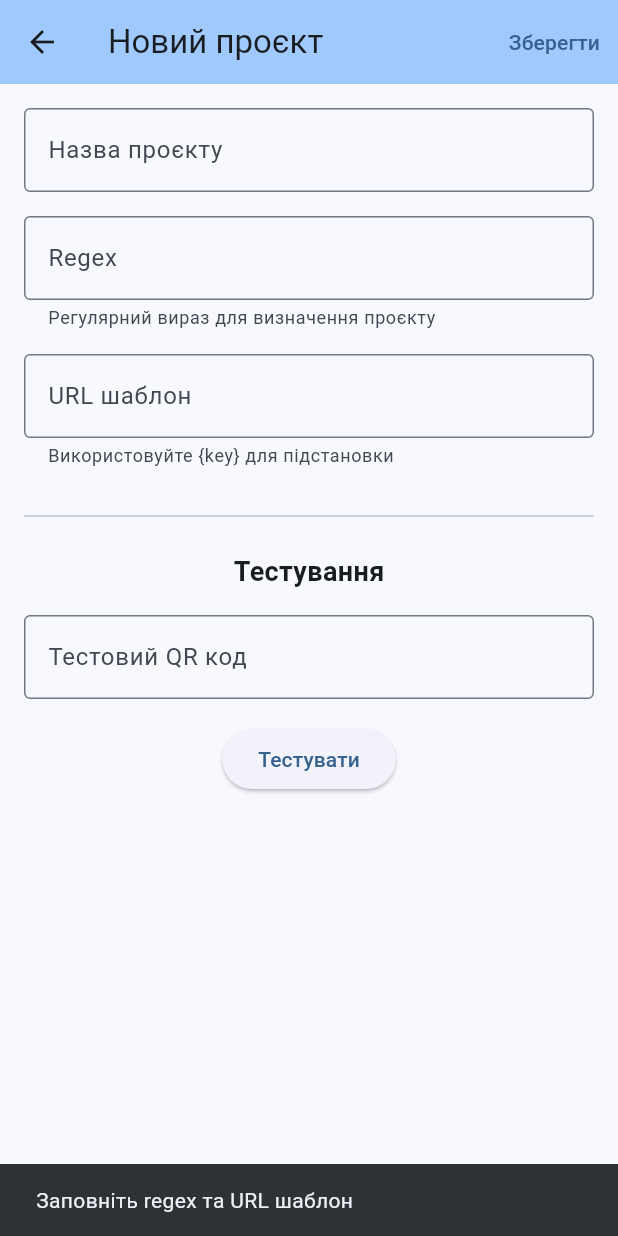
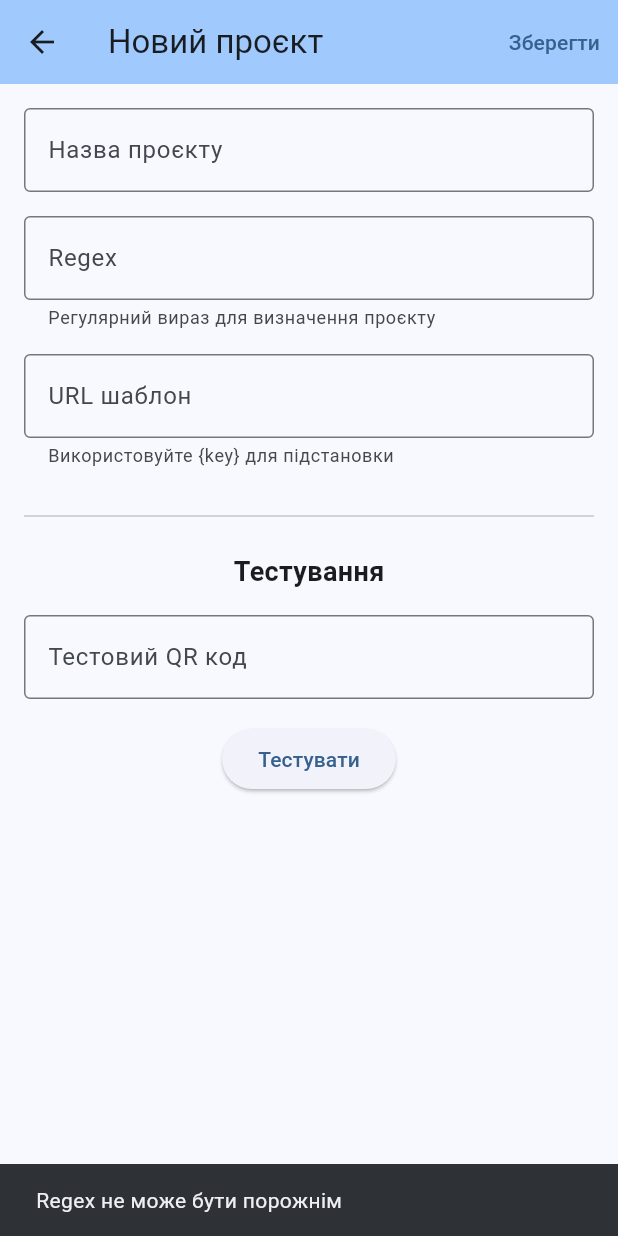
Before and after one commit to dmsolop/qr_redirector, a Flutter app: the ProjectEditScreen screen opened directly with empty values, after a tap on "Тестувати", on a phone screen of 412 x 824 dp. Run offline on Flutter 3.47's test engine with Material 3 defaults, Android fonts, the phone set to English and light mode, and no system bars; our stand-ins replace local_auth, shared_preferences; accounts and stored records are empty.

Commit message:
Add validation and error handling improvements
- Add custom error classes for typed error handling
- Add regex and URL template validation in URLService
- Improve error handling in StorageService with proper error types
- Enhance DeepLinkService error handling
- Update ProjectEditScreen to use validation before saving
- Add user-friendly error messages in UI
- Remove print statements for production code

```diff
--- /dev/null
+++ b/lib/core/errors.dart
@@ -0,0 +1,35 @@
+/// Базовий клас для всіх помилок в додатку
+abstract class AppError {
+  final String message;
+  final String? details;
+
+  const AppError(this.message, [this.details]);
+
+  @override
+  String toString() => 'AppError: $message${details != null ? ' ($details)' : ''}';
+}
+
+/// Помилка валідації даних
+class ValidationError extends AppError {
+  const ValidationError(String message, [String? details]) : super(message, details);
+}
+
+/// Помилка зберігання даних
+class StorageError extends AppError {
+  const StorageError(String message, [String? details]) : super(message, details);
+}
+
+/// Помилка обробки URL
+class UrlError extends AppError {
+  const UrlError(String message, [String? details]) : super(message, details);
+}
+
+/// Помилка аутентифікації
+class AuthError extends AppError {
+  const AuthError(String message, [String? details]) : super(message, details);
+}
+
+/// Помилка обробки deep links
+class DeepLinkError extends AppError {
+  const DeepLinkError(String message, [String? details]) : super(message, details);
+}
--- a/lib/screens/project_edit_screen.dart
+++ b/lib/screens/project_edit_screen.dart
@@ -1,6 +1,7 @@
 import 'package:flutter/material.dart';
 import '../models/project.dart';
 import '../services/url_service.dart';
+import '../core/errors.dart';
 
 class ProjectEditScreen extends StatefulWidget {
   final Project project;
@@ -39,19 +40,24 @@ class _ProjectEditScreenState extends State<ProjectEditScreen> {
   }
 
   Future<void> _testProject() async {
-    if (_regexController.text.isEmpty || _urlController.text.isEmpty) {
-      ScaffoldMessenger.of(context).showSnackBar(
-        const SnackBar(content: Text('Заповніть regex та URL шаблон')),
-      );
-      return;
-    }
-
     setState(() {
       _isTesting = true;
       _testResult = null;
     });
 
     try {
+      // Валідуємо regex
+      final regexError = URLService.validateRegex(_regexController.text);
+      if (regexError != null) {
+        throw regexError;
+      }
+
+      // Валідуємо URL шаблон
+      final urlError = URLService.validateUrlTemplate(_urlController.text);
+      if (urlError != null) {
+        throw urlError;
+      }
+
       final testProject = Project(
         id: widget.project.id,
         name: _nameController.text,
@@ -75,8 +81,16 @@ class _ProjectEditScreenState extends State<ProjectEditScreen> {
       setState(() {
         _isTesting = false;
       });
+
+      String errorMessage = 'Помилка тестування';
+      if (e is ValidationError) {
+        errorMessage = e.message;
+      } else {
+        errorMessage = 'Помилка тестування: $e';
+      }
+
       ScaffoldMessenger.of(context).showSnackBar(
-        SnackBar(content: Text('Помилка тестування: $e')),
+        SnackBar(content: Text(errorMessage)),
       );
     }
   }
@@ -89,16 +103,20 @@ class _ProjectEditScreenState extends State<ProjectEditScreen> {
       return;
     }
 
-    if (_regexController.text.isEmpty) {
+    // Валідуємо regex
+    final regexError = URLService.validateRegex(_regexController.text);
+    if (regexError != null) {
       ScaffoldMessenger.of(context).showSnackBar(
-        const SnackBar(content: Text('Введіть regex')),
+        SnackBar(content: Text(regexError.message)),
       );
       return;
     }
 
-    if (_urlController.text.isEmpty) {
+    // Валідуємо URL шаблон
+    final urlError = URLService.validateUrlTemplate(_urlController.text);
+    if (urlError != null) {
       ScaffoldMessenger.of(context).showSnackBar(
-        const SnackBar(content: Text('Введіть URL шаблон')),
+        SnackBar(content: Text(urlError.message)),
       );
       return;
     }
--- a/lib/services/deep_link_service.dart
+++ b/lib/services/deep_link_service.dart
@@ -2,6 +2,7 @@ import 'dart:async';
 import 'package:flutter/services.dart';
 import 'url_service.dart';
 import 'storage_service.dart';
+import '../core/errors.dart';
 
 class DeepLinkService {
   static const MethodChannel _channel = MethodChannel('qr_redirector/deep_link');
@@ -15,7 +16,7 @@ class DeepLinkService {
         await _handleDeepLink(initialLink);
       }
     } catch (e) {
-      // Помилка отримання початкового deep link
+      throw DeepLinkError('Не вдалося ініціалізувати deep link сервіс', e.toString());
     }
 
     // Для спрощення не реалізуємо stream - тільки початковий link
@@ -30,10 +31,18 @@ class DeepLinkService {
       final String? finalUrl = await URLService.processQRCode(link, projects);
 
       if (finalUrl != null) {
-        await URLService.openUrl(finalUrl);
+        final success = await URLService.openUrl(finalUrl);
+        if (!success) {
+          throw DeepLinkError('Не вдалося відкрити URL: $finalUrl');
+        }
+      } else {
+        throw DeepLinkError('Не знайдено відповідний проєкт для QR коду: $link');
       }
     } catch (e) {
-      // Помилка обробки deep link
+      if (e is AppError) {
+        rethrow;
+      }
+      throw DeepLinkError('Помилка обробки deep link: $link', e.toString());
     }
   }
 
--- a/lib/services/storage_service.dart
+++ b/lib/services/storage_service.dart
@@ -1,48 +1,86 @@
 import 'dart:convert';
 import 'package:shared_preferences/shared_preferences.dart';
 import '../models/project.dart';
+import '../core/errors.dart';
 
 class StorageService {
   static const String _projectsKey = 'projects';
   static const String _nextIdKey = 'next_project_id';
 
   static Future<List<Project>> getProjects() async {
+    try {
       final prefs = await SharedPreferences.getInstance();
       final projectsJson = prefs.getStringList(_projectsKey) ?? [];
 
       return projectsJson
           .map((json) => Project.fromJson(jsonDecode(json)))
           .toList();
+    } catch (e) {
+      throw StorageError('Не вдалося завантажити проєкти', e.toString());
+    }
   }
 
   static Future<void> saveProjects(List<Project> projects) async {
+    try {
       final prefs = await SharedPreferences.getInstance();
       final projectsJson = projects
           .map((project) => jsonEncode(project.toJson()))
           .toList();
 
       await prefs.setStringList(_projectsKey, projectsJson);
+    } catch (e) {
+      throw StorageError('Не вдалося зберегти проєкти', e.toString());
+    }
   }
 
   static Future<void> addProject(Project project) async {
+    try {
       final projects = await getProjects();
       projects.add(project);
       await saveProjects(projects);
+    } catch (e) {
+      if (e is StorageError) {
+        rethrow;
+      }
+      throw StorageError('Не вдалося додати проєкт', e.toString());
+    }
   }
 
   static Future<void> updateProject(Project project) async {
+    try {
       final projects = await getProjects();
       final index = projects.indexWhere((p) => p.id == project.id);
       if (index != -1) {
         projects[index] = project;
         await saveProjects(projects);
+      } else {
+        throw StorageError('Проєкт з ID ${project.id} не знайдено');
+      }
+    } catch (e) {
+      if (e is StorageError) {
+        rethrow;
+      }
+      throw StorageError('Не вдалося оновити проєкт', e.toString());
     }
   }
 
   static Future<void> deleteProject(int projectId) async {
+    try {
       final projects = await getProjects();
+      final initialLength = projects.length;
       projects.removeWhere((p) => p.id == projectId);
+
+      if (projects.length == initialLength) {
+        throw StorageError('Проєкт з ID $projectId не знайдено');
+      }
+
       await saveProjects(projects);
+    } catch (e) {
+      if (e is StorageError) {
+        rethrow;
+      }
+      throw StorageError('Не вдалося видалити проєкт', e.toString());
+    }
   }
 
   static Future<int> getNextProjectId() async {
--- a/lib/services/url_service.dart
+++ b/lib/services/url_service.dart
@@ -1,7 +1,42 @@
 import 'package:url_launcher/url_launcher.dart';
 import '../models/project.dart';
+import '../core/errors.dart';
 
 class URLService {
+  /// Валідує regex патерн
+  static ValidationError? validateRegex(String regex) {
+    if (regex.isEmpty) {
+      return const ValidationError('Regex не може бути порожнім');
+    }
+
+    try {
+      RegExp(regex);
+      return null; // Regex валідний
+    } catch (e) {
+      return ValidationError('Неправильний regex патерн', e.toString());
+    }
+  }
+
+  /// Валідує URL шаблон
+  static ValidationError? validateUrlTemplate(String urlTemplate) {
+    if (urlTemplate.isEmpty) {
+      return const ValidationError('URL шаблон не може бути порожнім');
+    }
+
+    if (!urlTemplate.contains('{key}')) {
+      return const ValidationError('URL шаблон повинен містити {key}');
+    }
+
+    // Перевіряємо, чи можна створити URI з шаблону
+    try {
+      final testUrl = urlTemplate.replaceAll('{key}', 'test');
+      Uri.parse(testUrl);
+      return null;
+    } catch (e) {
+      return ValidationError('Неправильний URL шаблон', e.toString());
+    }
+  }
+
   static Future<String?> processQRCode(String qrData, List<Project> projects) async {
     // Перебираємо всі проєкти
     for (Project project in projects) {
@@ -25,15 +60,31 @@ class URLService {
   }
 
   static Future<bool> openUrl(String url) async {
-    final uri = Uri.parse(url);
-    if (await canLaunchUrl(uri)) {
-      return await launchUrl(uri);
+    try {
+      final uri = Uri.parse(url);
+      if (await canLaunchUrl(uri)) {
+        return await launchUrl(uri);
+      }
+      return false;
+    } catch (e) {
+      throw UrlError('Не вдалося відкрити URL: $url', e.toString());
     }
-    return false;
   }
 
   static Future<String?> testProject(Project project, String testQrData) async {
     try {
+      // Спочатку валідуємо regex
+      final regexError = validateRegex(project.regex);
+      if (regexError != null) {
+        throw regexError;
+      }
+
+      // Валідуємо URL шаблон
+      final urlError = validateUrlTemplate(project.urlTemplate);
+      if (urlError != null) {
+        throw urlError;
+      }
+
       RegExp regex = RegExp(project.regex);
       Match? match = regex.firstMatch(testQrData);
 
@@ -43,7 +94,10 @@ class URLService {
       }
       return null;
     } catch (e) {
-      return null;
+      if (e is ValidationError) {
+        rethrow;
+      }
+      throw ValidationError('Помилка тестування проєкту', e.toString());
     }
   }
 }
```
Also changed, not shown: lib/main.dart (+10 -1 lines). Lines whose indentation alone changed are shown as unchanged.
